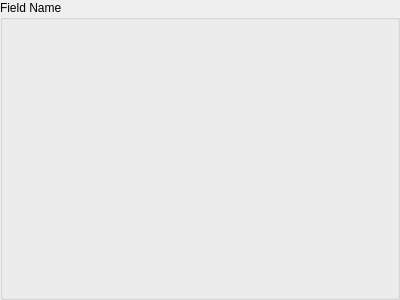
This is ui/simple_obj.ui in urium1186/HaloInfiniteResearch as Qt 5 draws it before an edit. The edited form follows.
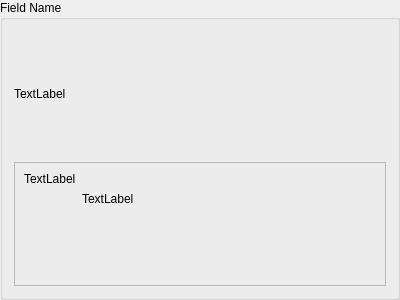
This is the edited form.

Commit message: Se agrega una primera parte de UI, es muy basica, solo para ir probando, fix NoDotAndDotDot

Diff of the .ui file:
```diff
--- a/ui/simple_obj.ui
+++ b/ui/simple_obj.ui
@@ -16,7 +16,41 @@
   <property name="title">
    <string>Field Name</string>
   </property>
-  <layout class="QFormLayout" name="formLayout"/>
+  <layout class="QVBoxLayout" name="verticalLayout">
+   <item>
+    <widget class="QLabel" name="label">
+     <property name="text">
+      <string>TextLabel</string>
+     </property>
+    </widget>
+   </item>
+   <item>
+    <widget class="QFrame" name="frame">
+     <property name="frameShape">
+      <enum>QFrame::StyledPanel</enum>
+     </property>
+     <property name="frameShadow">
+      <enum>QFrame::Raised</enum>
+     </property>
+     <layout class="QFormLayout" name="formLayout">
+      <item row="0" column="0">
+       <widget class="QLabel" name="label_3">
+        <property name="text">
+         <string>TextLabel</string>
+        </property>
+       </widget>
+      </item>
+      <item row="1" column="1">
+       <widget class="QLabel" name="label_4">
+        <property name="text">
+         <string>TextLabel</string>
+        </property>
+       </widget>
+      </item>
+     </layout>
+    </widget>
+   </item>
+  </layout>
  </widget>
  <resources/>
  <connections/>
```
The commit also changes 2 other files.
